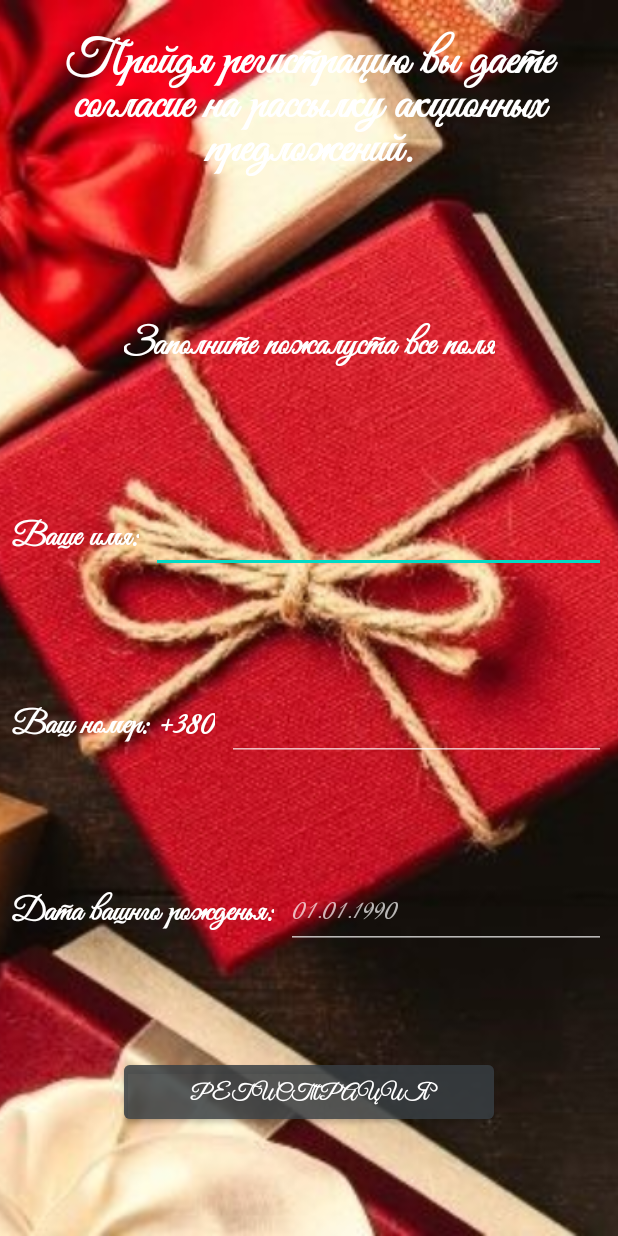
After one commit to Nikolay1410/Cafe, an Android app: the RegisterActivity screen opened directly, with no data from a screen before it, on a phone screen of 412 x 824 dp. The commit adds this screen. Run offline under Robolectric (Android 15) with nearby library versions, the phone set to English and light mode, and no system bars.

Commit message:
Version: 1.01 Доработана регистрация

```diff
--- a/app/src/main/res/layout/activity_order_ditail.xml
+++ b/app/src/main/res/layout/activity_order_ditail.xml
@@ -4,12 +4,14 @@
     xmlns:tools="http://schemas.android.com/tools"
     android:layout_width="match_parent"
     android:layout_height="match_parent"
-    tools:context=".OrderDitailActivity">
+    tools:context=".OrderDetailActivity">
 
     <ImageView
-        android:id="@+id/imageView2"
+        android:id="@+id/imageViewOrder"
         android:layout_width="0dp"
         android:layout_height="0dp"
+        android:adjustViewBounds="true"
+        android:scaleType="centerCrop"
         app:layout_constraintBottom_toBottomOf="parent"
         app:layout_constraintEnd_toEndOf="parent"
         app:layout_constraintStart_toStartOf="parent"
--- /dev/null
+++ b/app/src/main/res/layout/activity_register.xml
@@ -0,0 +1,156 @@
+<?xml version="1.0" encoding="utf-8"?>
+<androidx.constraintlayout.widget.ConstraintLayout xmlns:android="http://schemas.android.com/apk/res/android"
+    xmlns:app="http://schemas.android.com/apk/res-auto"
+    xmlns:tools="http://schemas.android.com/tools"
+    android:layout_width="match_parent"
+    android:layout_height="match_parent"
+    tools:context=".RegisterActivity">
+
+    <ImageView
+        android:id="@+id/imageViewMyOrder"
+        android:layout_width="0dp"
+        android:layout_height="0dp"
+        android:adjustViewBounds="true"
+        android:scaleType="centerCrop"
+        app:layout_constraintBottom_toBottomOf="parent"
+        app:layout_constraintEnd_toEndOf="parent"
+        app:layout_constraintHorizontal_bias="1.0"
+        app:layout_constraintStart_toStartOf="parent"
+        app:layout_constraintTop_toTopOf="parent"
+        app:layout_constraintVertical_bias="1.0"
+        app:srcCompat="@drawable/action"
+        android:contentDescription="@string/cafe_logo" />
+
+    <TextView
+        android:id="@+id/textViewRegisterTitle"
+        android:layout_width="wrap_content"
+        android:layout_height="wrap_content"
+        android:layout_margin="8dp"
+        android:gravity="center"
+        android:text="@string/action_title"
+        android:textAlignment="center"
+        android:textColor="@color/white"
+        android:textSize="32sp"
+        android:textStyle="bold"
+        app:layout_constraintEnd_toEndOf="parent"
+        app:layout_constraintStart_toStartOf="parent"
+        app:layout_constraintTop_toTopOf="parent" />
+
+    <TextView
+        android:id="@+id/textViewRegister"
+        style="@style/Text_of_hello"
+        android:layout_width="wrap_content"
+        android:layout_height="wrap_content"
+        android:text="@string/field_fullness"
+        app:layout_constraintEnd_toEndOf="parent"
+        app:layout_constraintStart_toStartOf="parent"
+        app:layout_constraintBottom_toTopOf="@+id/editTextTextPersonNameRegister"
+        app:layout_constraintTop_toBottomOf="@+id/textViewRegisterTitle" />
+
+    <EditText
+        android:id="@+id/editTextTextPersonNameRegister"
+        android:layout_width="0dp"
+        android:layout_height="wrap_content"
+        android:layout_marginStart="8dp"
+        android:layout_marginEnd="8dp"
+        android:ems="10"
+        android:inputType="textPersonName"
+        app:layout_constraintEnd_toEndOf="parent"
+        app:layout_constraintStart_toEndOf="@+id/textViewTitleName"
+        app:layout_constraintBottom_toTopOf="@+id/editTextPhone"
+        app:layout_constraintTop_toBottomOf="@+id/textViewRegister" />
+
+    <TextView
+        android:id="@+id/textViewTitleName"
+        android:layout_width="wrap_content"
+        android:layout_height="wrap_content"
+        android:layout_margin="8dp"
+        android:text="@string/your_name"
+        android:textColor="@color/white"
+        android:textSize="21sp"
+        android:textStyle="bold"
+        app:layout_constraintBottom_toBottomOf="@+id/editTextTextPersonNameRegister"
+        app:layout_constraintStart_toStartOf="parent"
+        app:layout_constraintTop_toTopOf="@+id/editTextTextPersonNameRegister" />
+
+    <TextView
+        android:id="@+id/textViewTitlePhone"
+        android:layout_width="wrap_content"
+        android:layout_height="wrap_content"
+        android:layout_margin="8dp"
+        android:text="@string/your_phone"
+        android:textColor="@color/white"
+        android:textSize="21sp"
+        android:textStyle="bold"
+        app:layout_constraintBottom_toBottomOf="@+id/editTextPhone"
+        app:layout_constraintStart_toStartOf="parent"
+        app:layout_constraintTop_toTopOf="@+id/editTextPhone" />
+
+    <EditText
+        android:id="@+id/editTextPhone"
+        android:layout_width="0dp"
+        android:layout_height="wrap_content"
+        android:layout_marginStart="8dp"
+        android:layout_marginEnd="8dp"
+        android:ems="10"
+        android:inputType="phone"
+        app:layout_constraintEnd_toEndOf="parent"
+        app:layout_constraintStart_toEndOf="@+id/textViewTitlePhone"
+        app:layout_constraintBottom_toTopOf="@+id/editTextYouDate"
+        app:layout_constraintTop_toBottomOf="@+id/editTextTextPersonNameRegister" />
+
+    <TextView
+        android:id="@+id/textViewYouData"
+        android:layout_width="wrap_content"
+        android:layout_height="wrap_content"
+        android:layout_margin="8dp"
+        android:text="@string/data_birth"
+        android:textColor="@color/white"
+        android:textSize="21sp"
+        android:textStyle="bold"
+        app:layout_constraintBottom_toBottomOf="@+id/editTextYouDate"
+        app:layout_constraintStart_toStartOf="parent"
+        app:layout_constraintTop_toTopOf="@+id/editTextYouDate" />
+
+    <EditText
+        android:id="@+id/editTextYouDate"
+        android:layout_width="0dp"
+        android:layout_height="wrap_content"
+        android:layout_marginStart="8dp"
+        android:layout_marginEnd="8dp"
+        android:ems="10"
+        android:inputType="date"
+        android:hint="@string/data_my_birth"
+        app:layout_constraintEnd_toEndOf="parent"
+        app:layout_constraintStart_toEndOf="@+id/textViewYouData"
+        app:layout_constraintBottom_toTopOf="@id/buttonRegisterAction"
+        app:layout_constraintTop_toBottomOf="@+id/editTextPhone" />
+
+    <Button
+        android:id="@+id/buttonRegisterAction"
+        android:layout_width="0dp"
+        android:layout_height="wrap_content"
+        android:text="@string/register"
+        android:backgroundTint="#99373E43"
+        android:textStyle="bold"
+        android:onClick="onClickDataRegister"
+        app:layout_constraintBottom_toBottomOf="@+id/imageViewMyOrder"
+        app:layout_constraintEnd_toStartOf="@+id/guideline6"
+        app:layout_constraintStart_toStartOf="@+id/guideline4"
+        app:layout_constraintTop_toBottomOf="@+id/editTextYouDate" />
+
+    <androidx.constraintlayout.widget.Guideline
+        android:id="@+id/guideline4"
+        android:layout_width="wrap_content"
+        android:layout_height="wrap_content"
+        android:orientation="vertical"
+        app:layout_constraintGuide_percent="0.2" />
+
+    <androidx.constraintlayout.widget.Guideline
+        android:id="@+id/guideline6"
+        android:layout_width="wrap_content"
+        android:layout_height="wrap_content"
+        android:orientation="vertical"
+        app:layout_constraintGuide_percent="0.8" />
+
+</androidx.constraintlayout.widget.ConstraintLayout>
--- a/app/src/main/res/values/strings.xml
+++ b/app/src/main/res/values/strings.xml
@@ -6,14 +6,13 @@
     <string name="welcome">Добро пожаловать</string>
     <string name="register">Регистрация</string>
     <string name="input">Войти</string>
-    <string name="enter_login">Введите логин</string>
-    <string name="enter_password">Введите пароль</string>
-    <string name="warning_fill_fields">Все поля должны быть заполнены</string>
+    <string name="enter_login">Введите ваше имя</string>
+    <string name="warning_fill_fields">Введите ваше имя</string>
     <string name="type_of_drink">Выберете вид напитка</string>
     <string name="order_question">Привет, %s! Что будете заказывать?</string>
     <string name="default_what_to_add">Что добавить в ваш Чай?</string>
     <string name="what_to_add">Что добавить в ваш %s?</string>
-    <string name="make_an_order">Сделать \n заказ</string>
+    <string name="make_an_order">Заказать</string>
     <string name="tea">Чай</string>
     <string name="coffee">Кофе</string>
     <string name="milk">Молоко</string>
@@ -21,11 +20,19 @@
     <string name="lemon">Лемон</string>
     <string name="table_number">Укажите номер вашего столика</string>
     <string name="your_number">Ваш номер</string>
-    <string name="order">Имя: %s\nСтол: %s\nНапиток: %s\nВид напитка: %s\n</string>
+    <string name="order">Имя: %s\nСтол: %s\nНапиток: %s\nВид напитка: %s\nДесерт: %s\n</string>
     <string name="additions">Необходимые добавки: </string>
     <string name="table_toast">Укажите пожалуста номер столика</string>
     <string name="text_expectation">%s, благодарим Вас за заказ.\nВаш заказ будет готов в кратчайший срок.</string>
     <string name="error">Извените произошла ошибка попробуйте снова</string>
+    <string name="register_stock">Пройдите регистрацию для участия в акциях</string>
+    <string name="desserts">Десерты</string>
+    <string name="action_title">Пройдя регистрацию вы даете согласие на рассылку акционных предложений.</string>
+    <string name="field_fullness">Заполните пожалуста все поля</string>
+    <string name="your_name">Ваше имя:</string>
+    <string name="your_phone">Ваш номер: +380</string>
+    <string name="data_birth">Дата вашнго рожденья:</string>
+    <string name="data_my_birth">01.01.1990</string>
 
     <string-array name="options_of_coffee">
         <item>Американо</item>
@@ -38,4 +45,11 @@
         <item>Зеленные</item>
         <item>Травяной</item>
     </string-array>
+
+    <string-array name="desserts">
+        <item>Без десерта</item>
+        <item>Чизкейк</item>
+        <item>Круасан</item>
+        <item>Кекс</item>
+    </string-array>
 </resources>
--- a/app/src/main/res/values/styles.xml
+++ b/app/src/main/res/values/styles.xml
@@ -3,7 +3,7 @@
     <style name="Text_of_hello" parent="Theme.MaterialComponents.DayNight.DarkActionBar">
         <item name="android:gravity">center</item>
         <item name="android:textAlignment">center</item>
-        <item name="android:textSize">28sp</item>
+        <item name="android:textSize">24sp</item>
         <item name="android:textStyle">bold</item>
         <item name="android:layout_margin">8dp</item>
     </style>
--- a/app/src/main/res/values/themes.xml
+++ b/app/src/main/res/values/themes.xml
@@ -3,7 +3,7 @@
     <style name="Theme.Cafe" parent="Theme.MaterialComponents.NoActionBar">
         <!-- Primary brand color. -->
         <item name="colorPrimary">@color/purple_500</item>
-        <item name="colorPrimaryVariant">@color/purple_700</item>
+        <item name="colorPrimaryVariant">#003700B3</item>
         <item name="colorOnPrimary">@color/white</item>
         <!-- Secondary brand color. -->
         <item name="colorSecondary">@color/teal_200</item>
```
Also changed, not shown: app/src/main/AndroidManifest.xml (+6 -2 lines), app/src/main/java/com/example/cafe/CreateOrderActivity.java (+11 -13 lines), app/src/main/java/com/example/cafe/MainActivity.java (+22 -14 lines), app/src/main/java/com/example/cafe/MainActivityImpl.java (deleted, +0 -8 lines), app/src/main/java/com/example/cafe/OrderDetailActivity.java (renamed from app/src/main/java/com/example/cafe/OrderDitailActivity.java, +6 -9 lines), app/src/main/java/com/example/cafe/RegisterActivity.java (added, +76 -0 lines), app/src/main/res/layout-land/activity_main.xml (deleted, +0 -22 lines), app/src/main/res/layout/activity_create_order.xml (+58 -11 lines), app/src/main/res/layout/activity_main.xml (+12 -14 lines), app/src/main/res/drawable/action.jpg (added).
